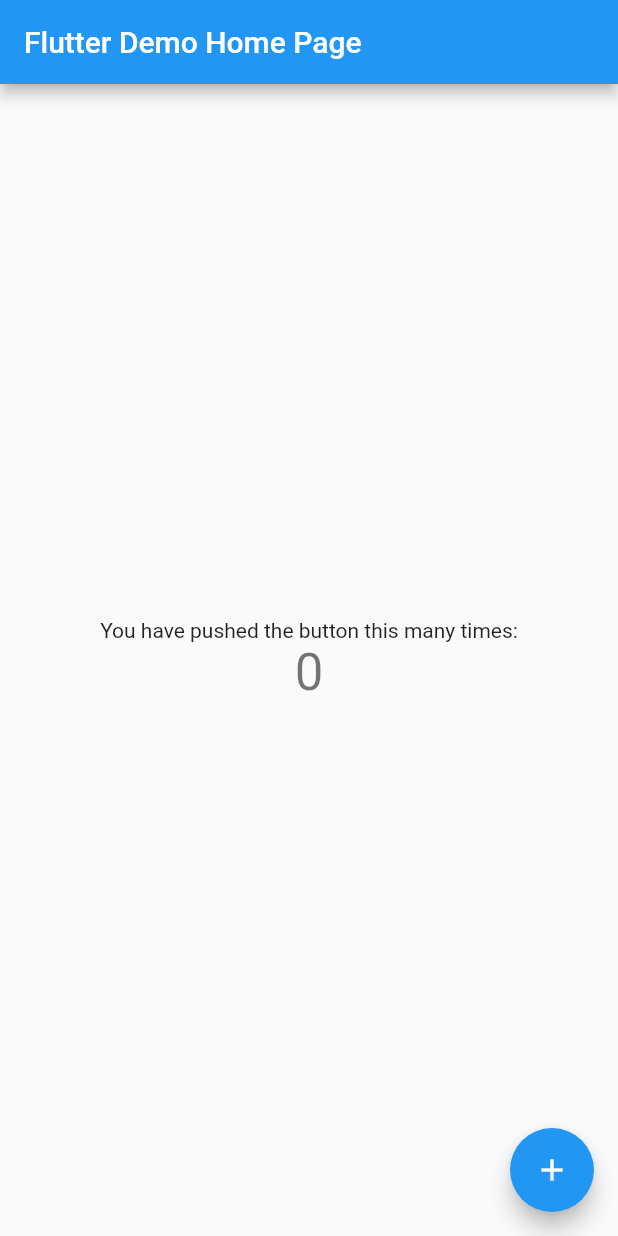
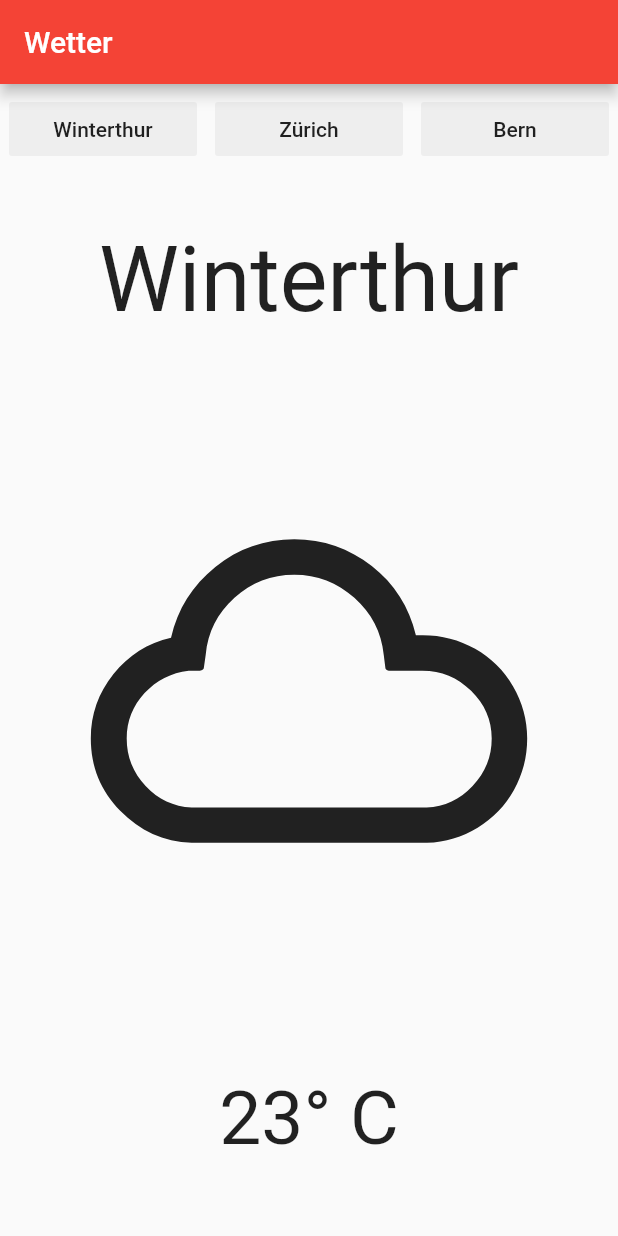
Before and after one commit to nisc2002/WeatherApp, a Flutter app: the screen it shows after launch, on a phone screen of 412 x 824 dp. Run offline on Flutter 3.47's test engine with Material 2 defaults, Android fonts, the phone set to English and light mode, and no system bars; our stand-ins replace weather_icons.

Commit message:
basic layout

```diff
--- a/lib/main.dart
+++ b/lib/main.dart
@@ -1,117 +1,20 @@
 import 'package:flutter/material.dart';
+import 'package:weather_app/pages/weather_overview_page.dart';
 
 void main() {
   runApp(MyApp());
 }
 
 class MyApp extends StatelessWidget {
-  // This widget is the root of your application.
   @override
   Widget build(BuildContext context) {
     return MaterialApp(
       title: 'Flutter Demo',
       theme: ThemeData(
-        // This is the theme of your application.
-        //
-        // Try running your application with "flutter run". You'll see the
-        // application has a blue toolbar. Then, without quitting the app, try
-        // changing the primarySwatch below to Colors.green and then invoke
-        // "hot reload" (press "r" in the console where you ran "flutter run",
-        // or simply save your changes to "hot reload" in a Flutter IDE).
-        // Notice that the counter didn't reset back to zero; the application
-        // is not restarted.
         primarySwatch: Colors.blue,
-        // This makes the visual density adapt to the platform that you run
-        // the app on. For desktop platforms, the controls will be smaller and
-        // closer together (more dense) than on mobile platforms.
         visualDensity: VisualDensity.adaptivePlatformDensity,
       ),
-      home: MyHomePage(title: 'Flutter Demo Home Page'),
+      home: WeatherOverviewPage(),
     );
   }
 }
-
-class MyHomePage extends StatefulWidget {
-  MyHomePage({Key key, this.title}) : super(key: key);
-
-  // This widget is the home page of your application. It is stateful, meaning
-  // that it has a State object (defined below) that contains fields that affect
-  // how it looks.
-
-  // This class is the configuration for the state. It holds the values (in this
-  // case the title) provided by the parent (in this case the App widget) and
-  // used by the build method of the State. Fields in a Widget subclass are
-  // always marked "final".
-
-  final String title;
-
-  @override
-  _MyHomePageState createState() => _MyHomePageState();
-}
-
-class _MyHomePageState extends State<MyHomePage> {
-  int _counter = 0;
-
-  void _incrementCounter() {
-    setState(() {
-      // This call to setState tells the Flutter framework that something has
-      // changed in this State, which causes it to rerun the build method below
-      // so that the display can reflect the updated values. If we changed
-      // _counter without calling setState(), then the build method would not be
-      // called again, and so nothing would appear to happen.
-      _counter++;
-    });
-  }
-
-  @override
-  Widget build(BuildContext context) {
-    // This method is rerun every time setState is called, for instance as done
-    // by the _incrementCounter method above.
-    //
-    // The Flutter framework has been optimized to make rerunning build methods
-    // fast, so that you can just rebuild anything that needs updating rather
-    // than having to individually change instances of widgets.
-    return Scaffold(
-      appBar: AppBar(
-        // Here we take the value from the MyHomePage object that was created by
-        // the App.build method, and use it to set our appbar title.
-        title: Text(widget.title),
-      ),
-      body: Center(
-        // Center is a layout widget. It takes a single child and positions it
-        // in the middle of the parent.
-        child: Column(
-          // Column is also a layout widget. It takes a list of children and
-          // arranges them vertically. By default, it sizes itself to fit its
-          // children horizontally, and tries to be as tall as its parent.
-          //
-          // Invoke "debug painting" (press "p" in the console, choose the
-          // "Toggle Debug Paint" action from the Flutter Inspector in Android
-          // Studio, or the "Toggle Debug Paint" command in Visual Studio Code)
-          // to see the wireframe for each widget.
-          //
-          // Column has various properties to control how it sizes itself and
-          // how it positions its children. Here we use mainAxisAlignment to
-          // center the children vertically; the main axis here is the vertical
-          // axis because Columns are vertical (the cross axis would be
-          // horizontal).
-          mainAxisAlignment: MainAxisAlignment.center,
-          children: <Widget>[
-            Text(
-              'You have pushed the button this many times:',
-            ),
-            Text(
-              '$_counter',
-              style: Theme.of(context).textTheme.headline4,
-            ),
-          ],
-        ),
-      ),
-      floatingActionButton: FloatingActionButton(
-        onPressed: _incrementCounter,
-        tooltip: 'Increment',
-        child: Icon(Icons.add),
-      ), // This trailing comma makes auto-formatting nicer for build methods.
-    );
-  }
-}
--- /dev/null
+++ b/lib/pages/weather_overview_page.dart
@@ -0,0 +1,89 @@
+import 'package:flutter/material.dart';
+import 'package:weather_icons/weather_icons.dart';
+
+class WeatherOverviewPage extends StatelessWidget {
+  @override
+  Widget build(BuildContext context) {
+    return Scaffold(
+      appBar: AppBar(
+        backgroundColor: Colors.red,
+        title: Text("Wetter"),
+      ),
+      body: Column(
+        //mainAxisAlignment: MainAxisAlignment.,
+        crossAxisAlignment: CrossAxisAlignment.stretch,
+        children: <Widget>[
+          Row(
+            mainAxisAlignment: MainAxisAlignment.spaceEvenly,
+            crossAxisAlignment: CrossAxisAlignment.start,
+            children: <Widget>[
+              recentCityButton("Winterthur"),
+              recentCityButton("Zürich"),
+              recentCityButton("Bern"),
+            ],
+          ),
+          Expanded(
+            child: Padding(
+              padding: const EdgeInsets.fromLTRB(8.0, 0, 8.0, 8.0),
+              child: Container(
+                //color: Colors.red,
+                //alignment: Alignment.center,
+                child: weatherInfo("Winterthur"),
+              ),
+            ),
+          ),
+        ],
+      ),
+    );
+  }
+
+  Widget weatherInfo(String cityName) {
+    return Column(
+      mainAxisAlignment: MainAxisAlignment.spaceEvenly,
+      crossAxisAlignment: CrossAxisAlignment.center,
+      children: <Widget>[
+        Expanded(
+          flex: 1,
+          child: Center(
+            child: Text(
+              cityName,
+              style: TextStyle(fontSize: 60),
+            ),
+          ),
+        ),
+        //Text(cityName),
+        Expanded(
+          flex: 3,
+          child: FittedBox(
+            child: BoxedIcon(WeatherIcons.cloud),
+            fit: BoxFit.fitHeight,
+          ),
+        ),
+        Expanded(
+            flex: 1,
+            child: Center(
+              child: Text(
+                "23° C",
+                style: TextStyle(fontSize: 50),
+              ),
+            )),
+      ],
+    );
+  }
+
+  Widget recentCityButton(String cityName) {
+    return Expanded(
+      child: Padding(
+        padding: const EdgeInsets.all(6.0),
+        child: FlatButton(
+          child: Text(
+            cityName,
+            overflow: TextOverflow.ellipsis,
+          ),
+          color: Colors.grey[200],
+          onPressed: () {}, // TODO: implement call
+        ),
+      ),
+    );
+  }
+}
--- a/pubspec.yaml
+++ b/pubspec.yaml
@@ -23,7 +23,9 @@ environment:
 dependencies:
   flutter:
     sdk: flutter
-
+  weather_icons: ^2.0.1
+  flutter_bloc: ^4.0.0
+  equatable: ^1.1.1
 
   # The following adds the Cupertino Icons font to your application.
   # Use with the CupertinoIcons class for iOS style icons.
```
Also changed, not shown: lib/data/model/weather.dart (added), lib/data/repository.dart (added).
